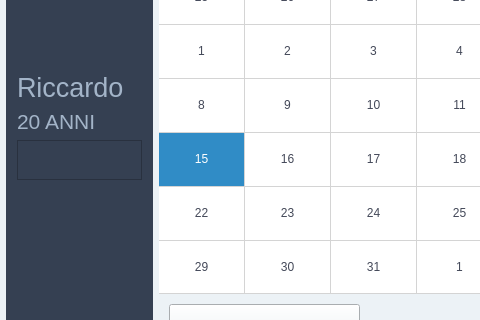
The window that GUIBase/mainwindow.ui (Giorat/LifeFit---progetto-P2) describes before a commit, drawn with Qt 5; both pictures show x 0 to 480 and y 117 to 437 of the 850 by 750 pixel window.
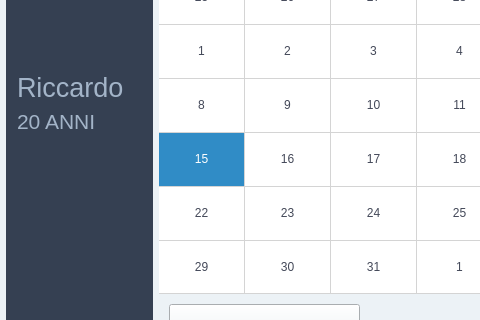
The same window after the commit. Icons and pictures are not drawn. Custom widgets are drawn as their Qt base class.

Patch:
```diff
--- a/GUIBase/mainwindow.ui
+++ b/GUIBase/mainwindow.ui
@@ -160,21 +160,6 @@
          </property>
         </widget>
        </item>
-       <item>
-        <widget class="QPlainTextEdit" name="username">
-         <property name="maximumSize">
-          <size>
-           <width>16777215</width>
-           <height>40</height>
-          </size>
-         </property>
-         <property name="font">
-          <font>
-           <pointsize>11</pointsize>
-          </font>
-         </property>
-        </widget>
-       </item>
        <item>
         <spacer name="verticalSpacer">
          <property name="orientation">
```
